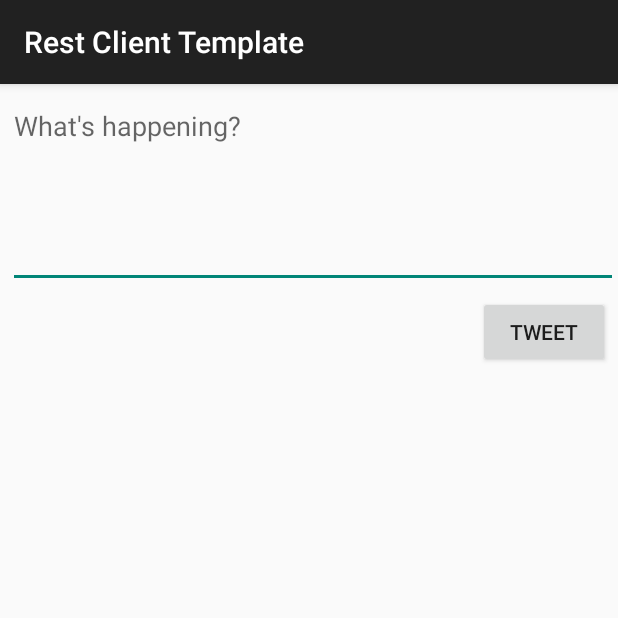
After one commit to patrice99/SimpleTweet, an Android app: the ComposeActivity screen opened directly, with no data from a screen before it, on a phone screen of 412 x 824 dp, the top half of it. The commit adds this screen. Run offline under Robolectric (Android 15) with nearby library versions, the phone set to English and light mode, and no system bars.

Commit message:
Added a Compose activity and compose layout file

```diff
--- a/app/src/main/AndroidManifest.xml
+++ b/app/src/main/AndroidManifest.xml
@@ -13,7 +13,8 @@
         android:icon="@drawable/ic_launcher"
         android:label="@string/app_name"
         android:theme="@style/AppTheme">
-        <activity android:name=".TimelineActivity"></activity>
+        <activity android:name=".ComposeActivity"></activity>
+        <activity android:name=".TimelineActivity" />
         <activity
             android:name=".LoginActivity"
             android:label="@string/app_name"
--- /dev/null
+++ b/app/src/main/java/com/codepath/apps/restclienttemplate/ComposeActivity.java
@@ -0,0 +1,45 @@
+package com.codepath.apps.restclienttemplate;
+
+import androidx.appcompat.app.AppCompatActivity;
+
+import android.os.Bundle;
+import android.view.View;
+import android.widget.Button;
+import android.widget.EditText;
+import android.widget.Toast;
+
+public class ComposeActivity extends AppCompatActivity {
+
+    EditText etCompose;
+    Button btnTweet;
+
+    @Override
+    protected void onCreate(Bundle savedInstanceState) {
+        super.onCreate(savedInstanceState);
+        setContentView(R.layout.activity_compose);
+        etCompose = findViewById(R.id.etCompose);
+        btnTweet = findViewById(R.id.btnTweet);
+
+        //Set click listener button
+        btnTweet.setOnClickListener(new View.OnClickListener() {
+            @Override
+            public void onClick(View view) {
+                //Make an API call to twitter to publish tweet.
+                String tweetContent = etCompose.getText().toString();
+                //if tweet content is empty, retry
+                if (tweetContent.isEmpty()) {
+                    Toast.makeText(ComposeActivity.this, "Sorry, your tweet cannot be empty", Toast.LENGTH_LONG).show();
+                    return;
+                }
+                //if tweet is too long, then retry
+                if(tweetContent.length() > 140){
+                    Toast.makeText(ComposeActivity.this, "Sorry, your tweet exceeds 140 characters", Toast.LENGTH_LONG).show();
+                    return;
+                }
+
+                Toast.makeText(ComposeActivity.this, tweetContent, Toast.LENGTH_LONG).show();
+            }
+        });
+
+    }
+}
--- /dev/null
+++ b/app/src/main/res/layout/activity_compose.xml
@@ -0,0 +1,33 @@
+<?xml version="1.0" encoding="utf-8"?>
+<RelativeLayout xmlns:android="http://schemas.android.com/apk/res/android"
+    xmlns:app="http://schemas.android.com/apk/res-auto"
+    xmlns:tools="http://schemas.android.com/tools"
+    android:layout_width="match_parent"
+    android:layout_height="match_parent"
+    tools:context=".ComposeActivity">
+
+    <EditText
+        android:id="@+id/etCompose"
+        android:layout_width="match_parent"
+        android:layout_height="wrap_content"
+        android:layout_alignParentStart="true"
+        android:layout_alignParentTop="true"
+        android:layout_marginStart="5dp"
+        android:layout_marginTop="5dp"
+        android:ems="10"
+        android:gravity="start|top"
+        android:hint="@string/what_s_happening"
+        android:inputType="textMultiLine"
+        android:minLines="5"
+        android:autofillHints="" />
+
+    <Button
+        android:id="@+id/btnTweet"
+        android:layout_width="wrap_content"
+        android:layout_height="wrap_content"
+        android:layout_below="@+id/etCompose"
+        android:layout_alignParentEnd="true"
+        android:layout_marginTop="5dp"
+        android:layout_marginEnd="5dp"
+        android:text="@string/tweet" />
+</RelativeLayout>
--- a/app/src/main/res/values/strings.xml
+++ b/app/src/main/res/values/strings.xml
@@ -6,5 +6,7 @@
     <string name="intent_scheme">oauth</string>
     <string name="intent_host">cprest</string>
     <string name="profile_image">Profile Image</string>
+    <string name="tweet">Tweet</string>
+    <string name="what_s_happening">What\'s happening?</string>
 
 </resources>
```
